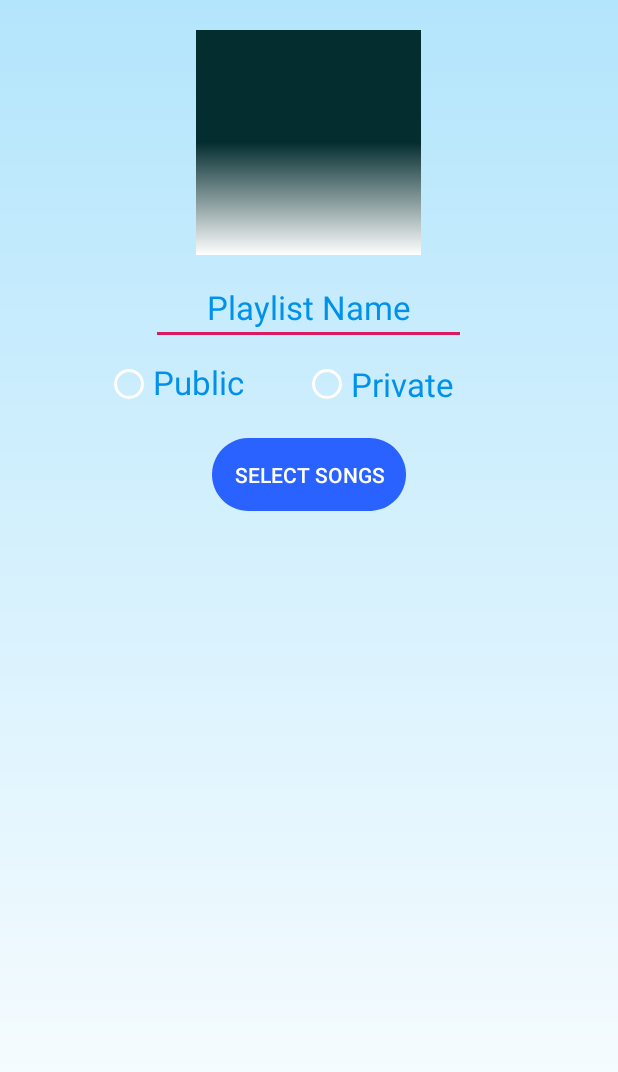
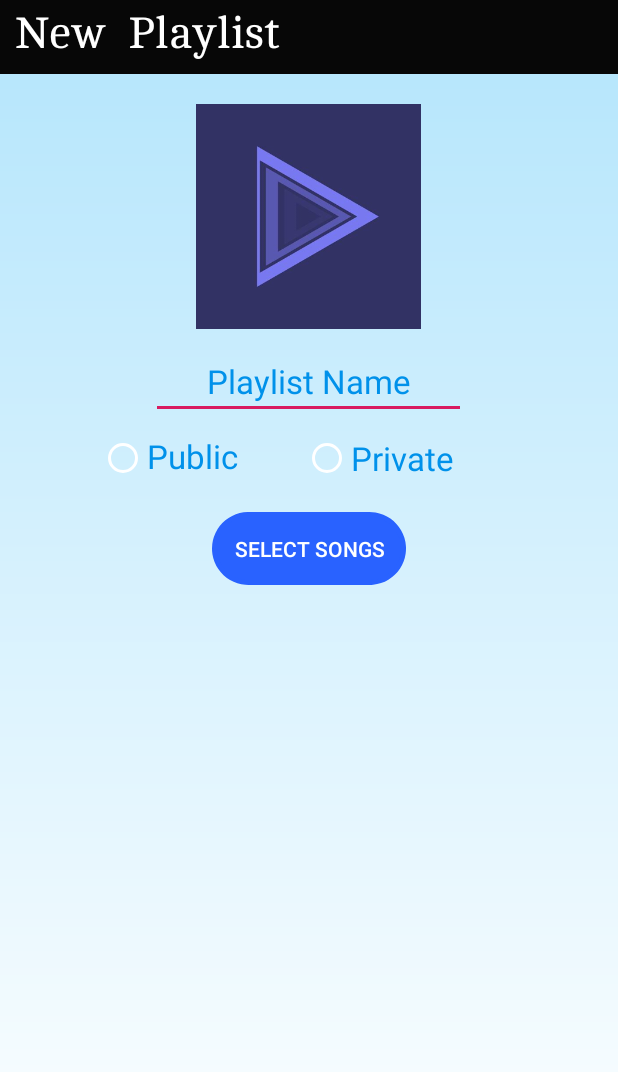
Before and after one commit to Ashish2000L/music_streamer, an Android app: the new_playlist screen opened directly, with no data from a screen before it, on a phone screen of 412 x 824 dp. Shown: the top 1072 px of the screen. Run offline under Robolectric (Android 15) with nearby library versions, the phone set to English and light mode, and no system bars; our stand-ins replace Volley; libraries missing offline, so code that uses them is left out: com.google.firebase.remoteconfig, com.karumi.dexter, com.theartofdev.edmodo; network calls fail; pictures from the network do not load.

Commit message:
updated xml files

```diff
--- a/app/src/main/res/layout/activity_new_playlist.xml
+++ b/app/src/main/res/layout/activity_new_playlist.xml
@@ -11,8 +11,21 @@
         android:layout_height="match_parent"
         android:background="@drawable/normal_gradient"
         android:orientation="vertical"
-        android:layout_gravity="center_horizontal"
-        android:padding="10dp">
+        android:id="@+id/back_sample"
+        android:layout_gravity="center_horizontal">
+        <TextView
+            android:layout_width="match_parent"
+            android:layout_height="wrap_content"
+            android:text="New  Playlist "
+            android:textSize="30sp"
+            android:id="@+id/header"
+            android:background="#070707"
+            android:paddingTop="5dp"
+            android:paddingHorizontal="10dp"
+            android:paddingBottom="10dp"
+            android:textColor="#ffffff"
+            android:fontFamily="@font/cambo"
+            />
 
         <RelativeLayout
             android:layout_width="match_parent"
@@ -24,7 +37,8 @@
                 android:layout_height="150dp"
                 android:layout_centerHorizontal="true"
                 android:id="@+id/new_playlist_img"
-                android:src="@drawable/nav_color" />
+                android:layout_marginTop="10dp"
+                android:src="@drawable/playlist"/>
         </RelativeLayout>
 
         <EditText
```
Also changed, not shown: app/src/main/res/layout/custom_make_custom_playlist.xml (+7 -4 lines), app/src/main/res/layout/fragment_select_songs_for_playlist.xml (+6 -1 lines).
